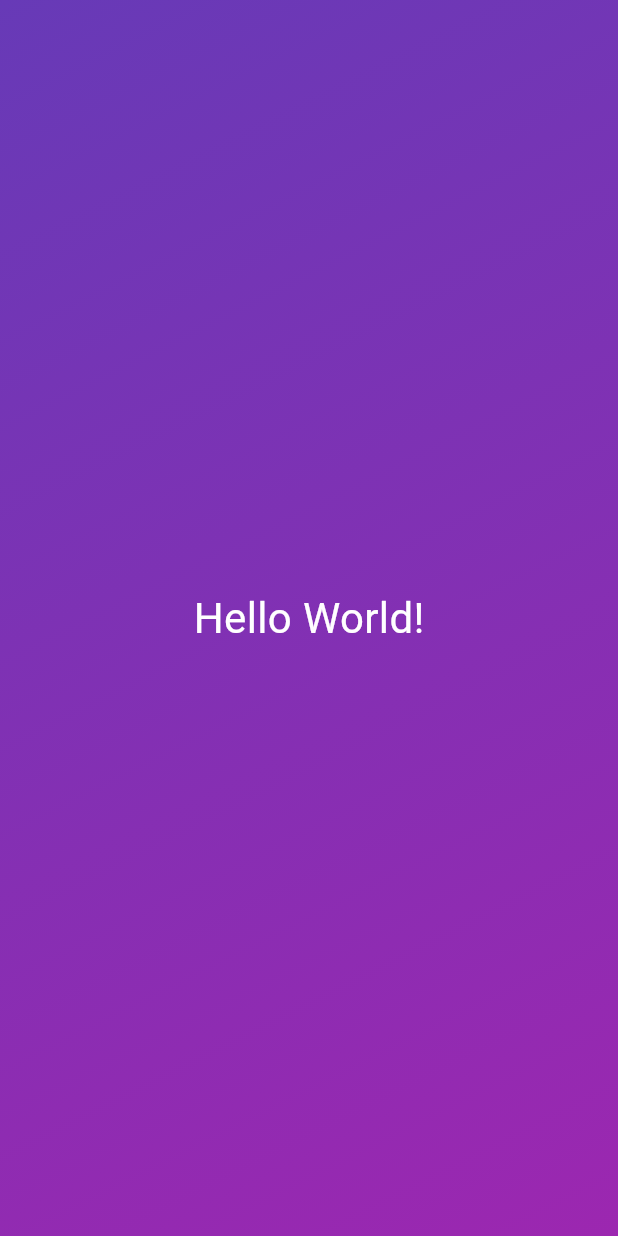
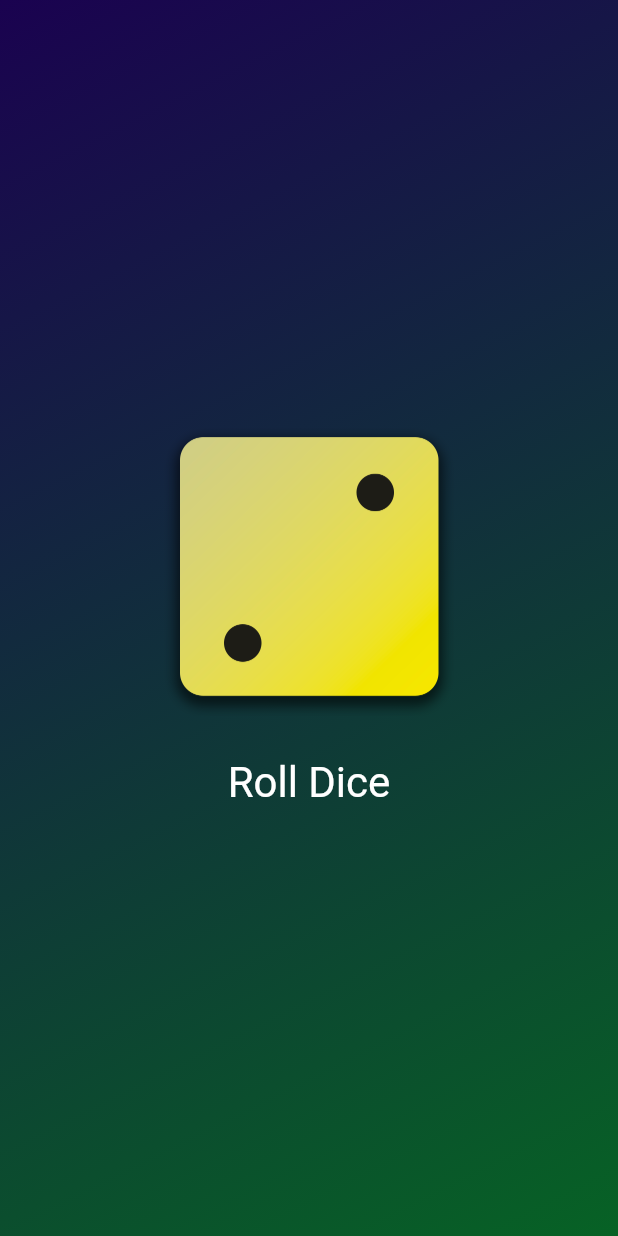
Before and after one commit to nathreginavt/Flutter_Dart, a Flutter app: the screen it shows after launch, on a phone screen of 412 x 824 dp. Run offline on Flutter 3.47's test engine with Material 3 defaults, Android fonts, the phone set to English and light mode, and no system bars.

Commit message:
finishing dice roller

```diff
--- /dev/null
+++ b/lib/dice_roller.dart
@@ -0,0 +1,46 @@
+import 'dart:math';
+
+import 'package:flutter/material.dart';
+
+class DiceRoller extends StatefulWidget{
+  const DiceRoller({super.key});
+
+  @override
+  State<DiceRoller> createState() {
+    return _DiceRollerState();
+  }
+}
+
+  //private class (defined by the underscore _)
+class _DiceRollerState extends State<DiceRoller>{
+  var currentDiceRoll = 2;
+
+  void rollDice(){
+    setState(() {
+      currentDiceRoll = Random().nextInt(6) + 1; //random 1 <> 6
+    });
+  }
+
+  @override
+  Widget build(context){
+    return Column(
+            mainAxisSize: MainAxisSize.min, //tell the column to occupies the minimun necessary
+            children: [
+              Image.asset(
+                'assets/images/dice-$currentDiceRoll.png',
+                width: 200
+                ),
+              const SizedBox(height: 20),
+              TextButton(
+                onPressed: rollDice,
+                style: TextButton.styleFrom(
+                  //padding: const EdgeInsets.only(top:20),
+                  foregroundColor: Colors.white,
+                  textStyle: const TextStyle(fontSize: 28),
+                ),
+                child: const Text('Roll Dice'),
+              )
+            ],
+          );
+  }
+}
--- a/lib/gradient_container.dart
+++ b/lib/gradient_container.dart
@@ -1,29 +1,31 @@
 import 'package:flutter/material.dart';
-import 'package:flutter_app/styled_text.dart';
+import 'package:flutter_app/dice_roller.dart';
+
+//import 'package:flutter_app/styled_text.dart';
 
 const startAlignment = Alignment.topLeft;
 const endAlignment = Alignment.bottomRight;
 
 //creating own widgets
 class GradientContainer extends StatelessWidget {
+  const GradientContainer(this.startColor, this.endColor, {super.key});
 
-  const GradientContainer({super.key});
+  //store some imput values and store them on variables
+  final Color startColor, endColor;
 
   @override
   Widget build(context){
     return Container(
-        decoration: const BoxDecoration(
+        decoration: BoxDecoration(
           gradient: LinearGradient(
-            colors: [
-              Colors.deepPurple,
-              Colors.purple,
-            ],
+            colors: [ startColor, endColor, ],
             begin: startAlignment, //where u want the gradient to being
             end: endAlignment, //where u want it to end
           ),
         ),
-        child: const Center(
-          child: StyledText(),
+        child: Center(
+          //child: StyledText('Hello World!');
+          child: DiceRoller(),
           ),
       );
   }
--- a/lib/styled_text.dart
+++ b/lib/styled_text.dart
@@ -2,13 +2,15 @@ import 'package:flutter/material.dart';
 
 class StyledText extends StatelessWidget{
 
-  const StyledText({super.key});
+  const StyledText(this.text, {super.key});
+
+  final String text;
 
   @override
   Widget build(context){
-    return const Text(
-      'Hello World!',
-      style: TextStyle(
+    return Text(
+      text,
+      style: const TextStyle(
         color: Colors.white,
         fontSize: 28,
         ),
```
Also changed, not shown: lib/content.txt (+63 -0 lines), lib/main.dart (+6 -2 lines), pubspec.yaml (+7 -3 lines), assets/images/dice-1.png (added), assets/images/dice-2.png (added), assets/images/dice-3.png (added), assets/images/dice-4.png (added), assets/images/dice-5.png (added), assets/images/dice-6.png (added), 1 other file.
